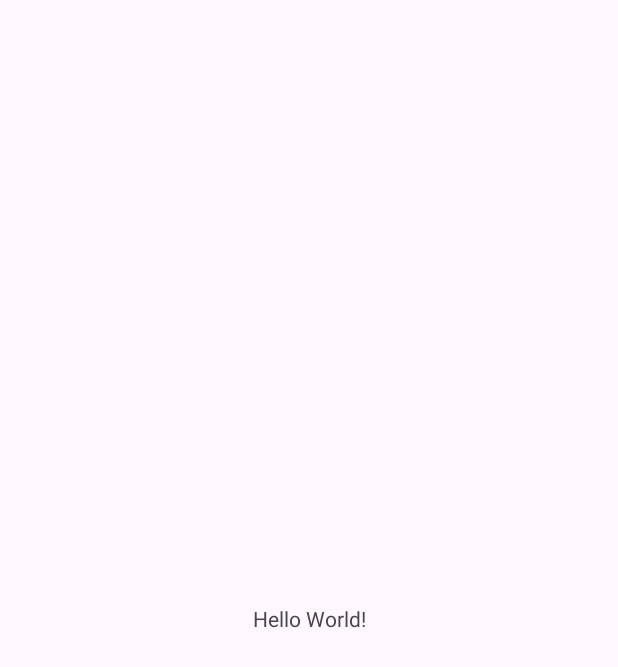
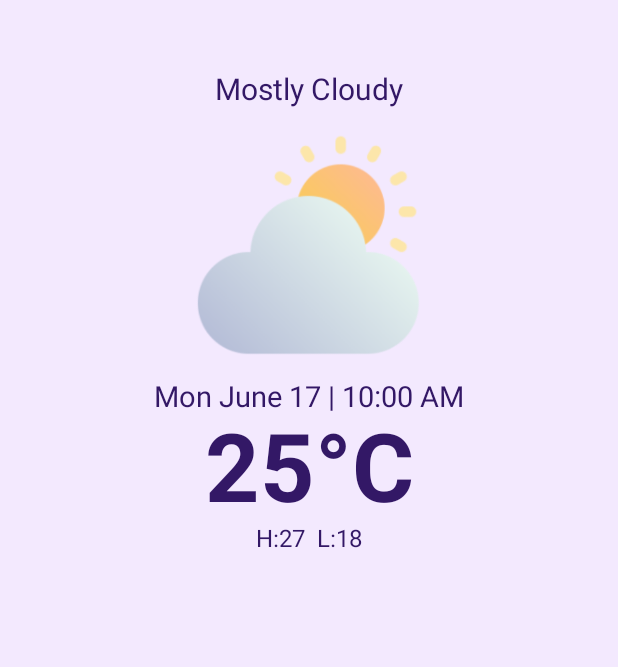
Before and after one commit to chuthientuan/WeatherApp-Android, an Android app: the screen it shows after launch (MainActivity), on a phone screen of 412 x 824 dp. Before the commit the part shown is almost empty. Shown: the top 667 px of the screen. Run offline under Robolectric (Android 15) with nearby library versions, the phone set to English and light mode, and no system bars.

Commit message:
The first UI main activity

```diff
--- a/app/src/main/res/layout/activity_main.xml
+++ b/app/src/main/res/layout/activity_main.xml
@@ -5,15 +5,65 @@
     android:id="@+id/main"
     android:layout_width="match_parent"
     android:layout_height="match_parent"
+    android:background="@color/backgroundColor"
     tools:context=".MainActivity">
 
-    <TextView
-        android:layout_width="wrap_content"
-        android:layout_height="wrap_content"
-        android:text="Hello World!"
-        app:layout_constraintBottom_toBottomOf="parent"
-        app:layout_constraintEnd_toEndOf="parent"
-        app:layout_constraintStart_toStartOf="parent"
-        app:layout_constraintTop_toTopOf="parent" />
+    <ScrollView
+        android:layout_width="match_parent"
+        android:layout_height="match_parent">
+
+        <LinearLayout
+            android:layout_width="match_parent"
+            android:layout_height="wrap_content"
+            android:orientation="vertical"
+            tools:ignore="UseCompoundDrawables">
+
+            <TextView
+                android:layout_width="match_parent"
+                android:layout_height="wrap_content"
+                android:layout_marginTop="48dp"
+                android:includeFontPadding="false"
+                android:text="@string/mostly_cloudy"
+                android:textAlignment="center"
+                android:textColor="@color/textColor"
+                android:textSize="20sp" />
+
+            <ImageView
+                android:layout_width="150dp"
+                android:layout_height="150dp"
+                android:layout_gravity="center"
+                android:layout_marginTop="16dp"
+                android:src="@drawable/cloudy_sunny" />
+
+            <TextView
+                android:layout_width="match_parent"
+                android:layout_height="wrap_content"
+                android:layout_marginTop="16dp"
+                android:includeFontPadding="false"
+                android:text="Mon June 17 | 10:00 AM"
+                android:textAlignment="center"
+                android:textColor="@color/textColor"
+                android:textSize="19sp" />
+
+            <TextView
+                android:layout_width="match_parent"
+                android:layout_height="wrap_content"
+                android:includeFontPadding="false"
+                android:text="25°C"
+                android:textAlignment="center"
+                android:textColor="@color/textColor"
+                android:textSize="63sp"
+                android:textStyle="bold" />
+
+            <TextView
+                android:layout_width="match_parent"
+                android:layout_height="wrap_content"
+                android:includeFontPadding="false"
+                android:text="H:27  L:18"
+                android:textAlignment="center"
+                android:textColor="@color/textColor"
+                android:textSize="16sp" />
+        </LinearLayout>
+    </ScrollView>
 
 </androidx.constraintlayout.widget.ConstraintLayout>
--- a/app/src/main/res/values/colors.xml
+++ b/app/src/main/res/values/colors.xml
@@ -2,4 +2,6 @@
 <resources>
     <color name="black">#FF000000</color>
     <color name="white">#FFFFFFFF</color>
+    <color name="backgroundColor">#F3E9FE</color>
+    <color name="textColor">#331866</color>
 </resources>
--- a/app/src/main/res/values/strings.xml
+++ b/app/src/main/res/values/strings.xml
@@ -1,3 +1,4 @@
 <resources>
     <string name="app_name">WeatherApp</string>
+    <string name="mostly_cloudy">Mostly Cloudy</string>
 </resources>
```
Also changed, not shown: app/src/main/res/drawable/back.png (added), app/src/main/res/drawable/cloudy.png (added), app/src/main/res/drawable/cloudy_sunny.png (added), app/src/main/res/drawable/humidity.png (added), app/src/main/res/drawable/large_white_circle.png (added), app/src/main/res/drawable/rain.png (added), app/src/main/res/drawable/rainy.png (added), app/src/main/res/drawable/small_white_circle.png (added), app/src/main/res/drawable/snowy.png (added), app/src/main/res/drawable/storm.png (added), app/src/main/res/drawable/sunny.png (added), app/src/main/res/drawable/wind.png (added), app/src/main/res/drawable/windy.png (added), 2 other files.
